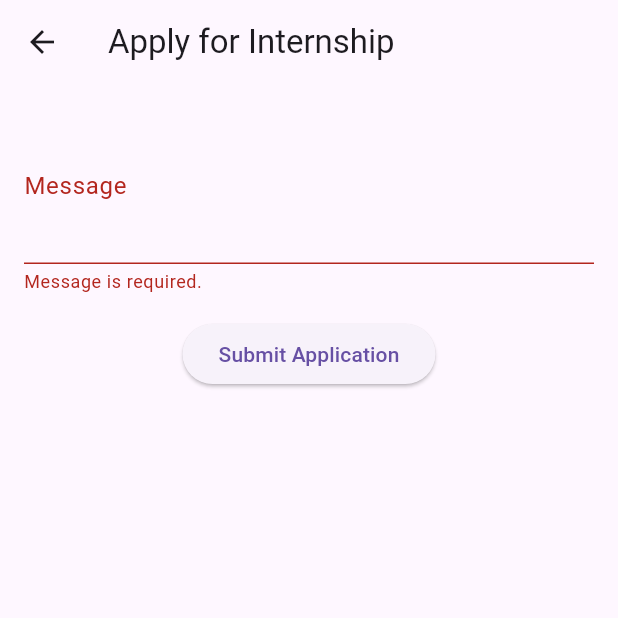
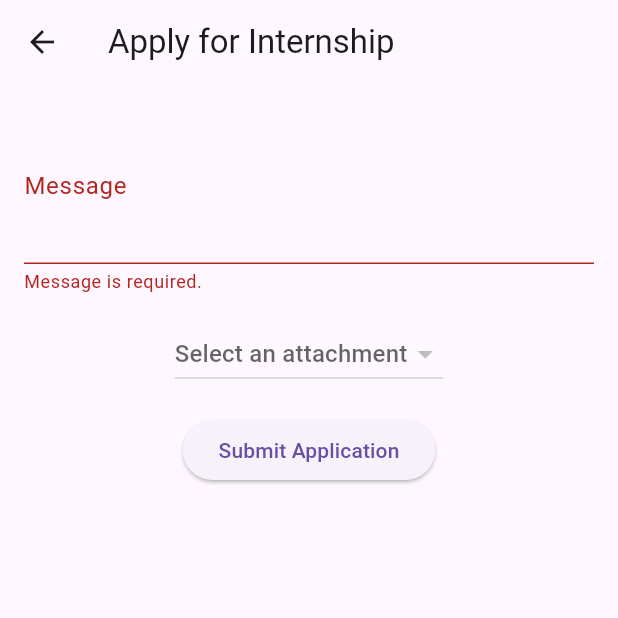
Before and after one commit to yasmineleschi/frontend_app-stagi, a Flutter app: the ApplyForInternshipPage screen opened directly with empty values, after a tap on "Submit Application", on a phone screen of 412 x 824 dp, the top half of it. Run offline on Flutter 3.47's test engine with Material 3 defaults, Android fonts, the light colour scheme and no system bars; our stand-ins replace awesome_snackbar_content, country_code_picker, file_picker, image_picker, shared_preferences; accounts and stored records are empty; network calls fail.

Commit message:
fixed apply now

```diff
--- a/lib/models/company.dart
+++ b/lib/models/company.dart
@@ -94,6 +94,7 @@ class Internship {
   final bool isActive;
   final String companyName;
   final String companyAddress;
+  String? companyId;
 
   Internship({
     this.id,
@@ -106,11 +107,12 @@ class Internship {
     required this.isActive,
     required this.companyName,
     required this.companyAddress,
+    this.companyId,
   });
 
   factory Internship.fromJson(Map<String, dynamic> json) {
     return Internship(
-      id: json['_id'] ,
+      id: json['_id'],
       title: json['title'] ?? '',
       description: json['description'] ?? '',
       requirements: List<String>.from(json['requirements'] ?? []),
@@ -120,12 +122,13 @@ class Internship {
       isActive: json['isActive'] ?? false,
       companyName: json['companyName'] ?? 'Unknown Company',
       companyAddress: json['companyAddress'] ?? 'Unknown Company',
+      companyId: json['companyId'],
     );
   }
 
   Map<String, dynamic> toJson() {
     return {
-      '_id': id,  // id can be null, no need for casting
+      '_id': id,
       'title': title,
       'description': description,
       'requirements': requirements,
@@ -133,8 +136,10 @@ class Internship {
       'endDate': endDate.toIso8601String(),
       'postedDate': postedDate.toIso8601String(),
       'isActive': isActive,
+      'companyId': companyId,
     };
   }
+
 
   Internship copyWith({
     String? title,
@@ -146,6 +151,7 @@ class Internship {
     bool? isActive,
     String? companyName,
     String? companyAddress,
+    String? companyId,
   }) {
     return Internship(
       title: title ?? this.title,
@@ -157,6 +163,8 @@ class Internship {
       isActive: isActive ?? this.isActive,
       companyName: companyName ?? this.companyName,
       companyAddress: companyAddress ?? this.companyAddress,
+      companyId: companyId ?? this.companyId,
+
     );
   }
 }
--- a/lib/views/ApplyNow/apply_now.dart
+++ b/lib/views/ApplyNow/apply_now.dart
@@ -1,5 +1,6 @@
 import 'package:flutter/material.dart';
-import 'package:frontend_app_stagi/viewmodels/internship_application_viewmodel.dart';
+import 'package:frontend_app_stagi/viewmodels/attachment_viewmodel.dart';
+import 'package:frontend_app_stagi/viewmodels/internship_application_viewmodel.dart';  // Correct import
 import 'package:provider/provider.dart';
 
 class ApplyForInternshipPage extends StatefulWidget {
@@ -19,6 +20,15 @@ class ApplyForInternshipPage extends StatefulWidget {
 class _ApplyForInternshipPageState extends State<ApplyForInternshipPage> {
   final _formKey = GlobalKey<FormState>();
   String? _message;
+  String? _selectedAttachment;
+
+  @override
+  void initState() {
+    super.initState();
+
+    Provider.of<AttachmentViewModel>(context, listen: false)
+        .fetchAttachments(widget.studentId);
+  }
 
   @override
   Widget build(BuildContext context) {
@@ -26,9 +36,9 @@ class _ApplyForInternshipPageState extends State<ApplyForInternshipPage> {
       appBar: AppBar(title: Text("Apply for Internship")),
       body: Padding(
         padding: const EdgeInsets.all(16.0),
-        child: Consumer<InternshipViewModel>(
-          builder: (context, viewModel, child) {
-            if (viewModel.isLoading) {
+        child: Consumer2<InternshipViewModel, AttachmentViewModel>(
+          builder: (context, internshipViewModel, attachmentViewModel, child) {
+            if (attachmentViewModel.isUploading) {
               return Center(child: CircularProgressIndicator());
             }
 
@@ -48,24 +58,51 @@ class _ApplyForInternshipPageState extends State<ApplyForInternshipPage> {
                     onSaved: (value) => _message = value,
                   ),
                   SizedBox(height: 16),
+
+                    DropdownButton<String>(
+                      value: _selectedAttachment,
+                      hint: Text("Select an attachment"),
+                      onChanged: (newValue) {
+                        setState(() {
+                          _selectedAttachment = newValue;
+                        });
+                      },
+                      items: attachmentViewModel.attachments
+                          .map<DropdownMenuItem<String>>((attachment) {
+                        return DropdownMenuItem<String>(
+                          value: attachment.id,
+                          child: Text(attachment.fileName ?? 'Unknown Attachment'),
+                        );
+                      }).toList(),
+                    ),
+                  SizedBox(height: 16),
+
                   ElevatedButton(
                     onPressed: () async {
                       if (_formKey.currentState?.validate() ?? false) {
                         _formKey.currentState?.save();
-                        await viewModel.applyForInternship(
+
+
+                        await internshipViewModel.applyForInternship(
                           internshipId: widget.internshipId,
                           studentId: widget.studentId,
                           message: _message!,
+                          attachmentId: _selectedAttachment,
                         );
 
-                        if (viewModel.errorMessage == null) {
+                        print('Submitting application...');
+                        print('Internship ID: ${widget.internshipId}');
+                        print('Student ID: ${widget.studentId}');
+                        print('Selected Attachment: $_selectedAttachment');
+
+                        if (internshipViewModel.errorMessage == null) {
                           ScaffoldMessenger.of(context).showSnackBar(
                             SnackBar(content: Text("Application submitted!")),
                           );
-                          Navigator.pop(context); // Go back to previous page
+                          Navigator.pop(context);
                         } else {
                           ScaffoldMessenger.of(context).showSnackBar(
-                            SnackBar(content: Text(viewModel.errorMessage!)),
+                            SnackBar(content: Text(internshipViewModel.errorMessage!)),
                           );
                         }
                       }
--- a/lib/views/ApplyNow/internship_application_view.dart
+++ b/lib/views/ApplyNow/internship_application_view.dart
@@ -16,7 +16,7 @@ class _InternshipApplicationsPageState extends State<InternshipApplicationsPage>
   @override
   void initState() {
     super.initState();
-    // Fetch applications when the page loads
+
     WidgetsBinding.instance.addPostFrameCallback((_) {
       Provider.of<InternshipViewModel>(context, listen: false)
           .fetchApplications(widget.companyId);
--- a/lib/views/Home/Home_view.dart
+++ b/lib/views/Home/Home_view.dart
@@ -56,7 +56,7 @@ class _HomeViewState extends State<HomeView> {
         context,
         MaterialPageRoute(
           builder: (context) => ApplyForInternshipPage(
-            internshipId: ,
+            internshipId: internshipId,
             studentId: widget.userId,
           ),
         ),
@@ -197,8 +197,9 @@ class _HomeViewState extends State<HomeView> {
                       startDate: internship.startDate,
                       endDate: internship.endDate,
                       postedDate: internship.postedDate,
+                      companyId: internship.companyId ?? '',
                       onApply: widget.role == 'Student'
-                          ? () => _handleApplyNow(internship.id ?? '')
+                          ? () => _handleApplyNow(internship.companyId ?? '')
                           : null,
                     ),
                   );
--- a/lib/views/Profil/Student/Sections/attachment_section.dart
+++ b/lib/views/Profil/Student/Sections/attachment_section.dart
@@ -128,7 +128,7 @@ class _AttachmentsSectionState extends State<AttachmentsSection> {
                   Text('No attachments available.'),
                 ..._attachments.map((attachment) {
                   return ListTile(
-                    title: Text(attachment.fileType),
+                    title: Text(attachment.fileName),
                     subtitle: Text(attachment.fileType),
                     trailing: IconButton(
                       icon: Icon(Icons.download),
--- a/lib/widgets/item_internship.dart
+++ b/lib/widgets/item_internship.dart
@@ -10,6 +10,8 @@ class InternshipItem extends StatelessWidget {
   final DateTime endDate;
   final DateTime postedDate;
   final VoidCallback? onApply;
+  final String companyId;
+
 
   InternshipItem({
     required this.companyName,
@@ -21,6 +23,7 @@ class InternshipItem extends StatelessWidget {
     required this.endDate,
     required this.postedDate,
      this.onApply,
+    required this.companyId,
   });
 
   @override
```
